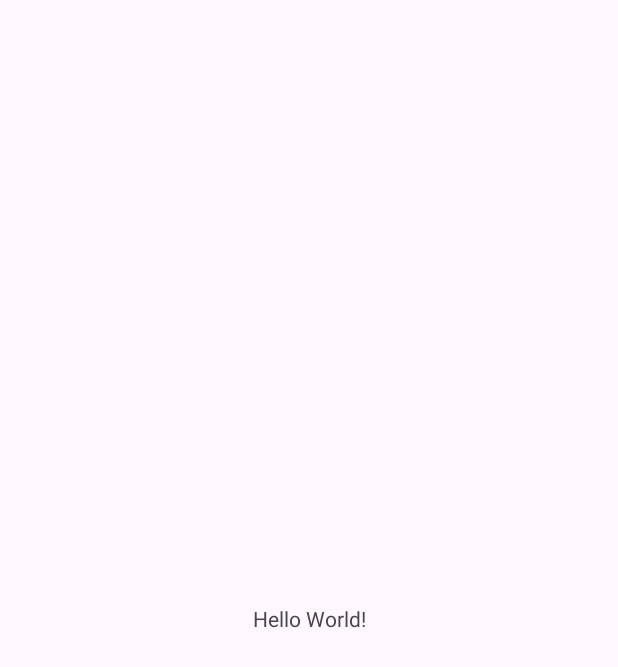
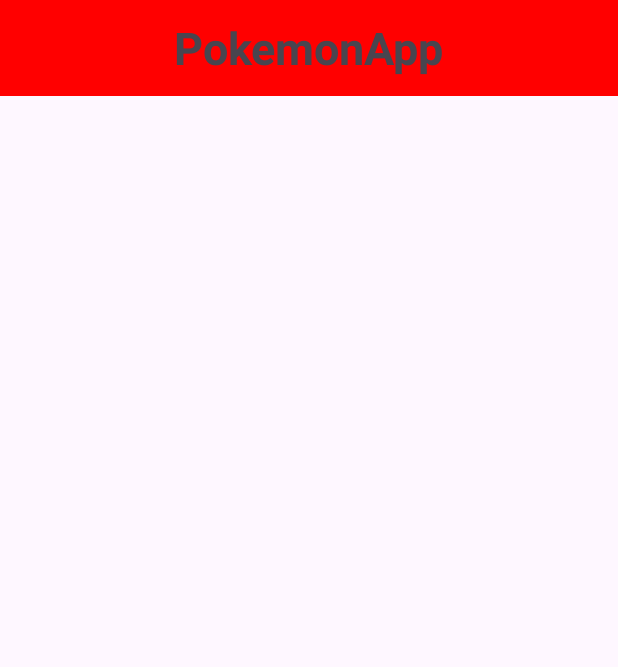
Before and after one commit to EliasMP07/PokemonApp, an Android app: the screen it shows after launch (MainActivity), on a phone screen of 412 x 824 dp. Before the commit the part shown is almost empty. Shown: the top 667 px of the screen. Run offline under Robolectric (Android 15) with nearby library versions, the phone set to English and light mode, and no system bars.

```diff
--- a/app/src/main/res/layout/activity_main.xml
+++ b/app/src/main/res/layout/activity_main.xml
@@ -6,13 +6,23 @@
     android:layout_height="match_parent"
     tools:context=".ui.home.MainActivity">
 
-    <TextView
-        android:layout_width="wrap_content"
-        android:layout_height="wrap_content"
-        android:text="Hello World!"
-        app:layout_constraintBottom_toBottomOf="parent"
+    <FrameLayout
+        android:id="@+id/toolBar"
+        android:layout_width="0dp"
+        android:layout_height="?attr/actionBarSize"
+        android:background="@color/primaryDark"
         app:layout_constraintEnd_toEndOf="parent"
         app:layout_constraintStart_toStartOf="parent"
-        app:layout_constraintTop_toTopOf="parent" />
+        app:layout_constraintTop_toTopOf="parent"
+        >
+        <TextView
+            android:layout_width="wrap_content"
+            android:layout_height="wrap_content"
+            android:layout_gravity="center"
+            android:text="@string/app_name"
+            android:textSize="@dimen/action_bar_size"
+            android:textStyle="bold"
+            />
 
+    </FrameLayout>
 </androidx.constraintlayout.widget.ConstraintLayout>
--- /dev/null
+++ b/app/src/main/res/values/dimens.xml
@@ -0,0 +1,4 @@
+<?xml version="1.0" encoding="utf-8"?>
+<resources>
+    <dimen name="action_bar_size">30sp</dimen>
+</resources>
```
Also changed, not shown: app/src/main/res/values/colors.xml (+7 -0 lines).
